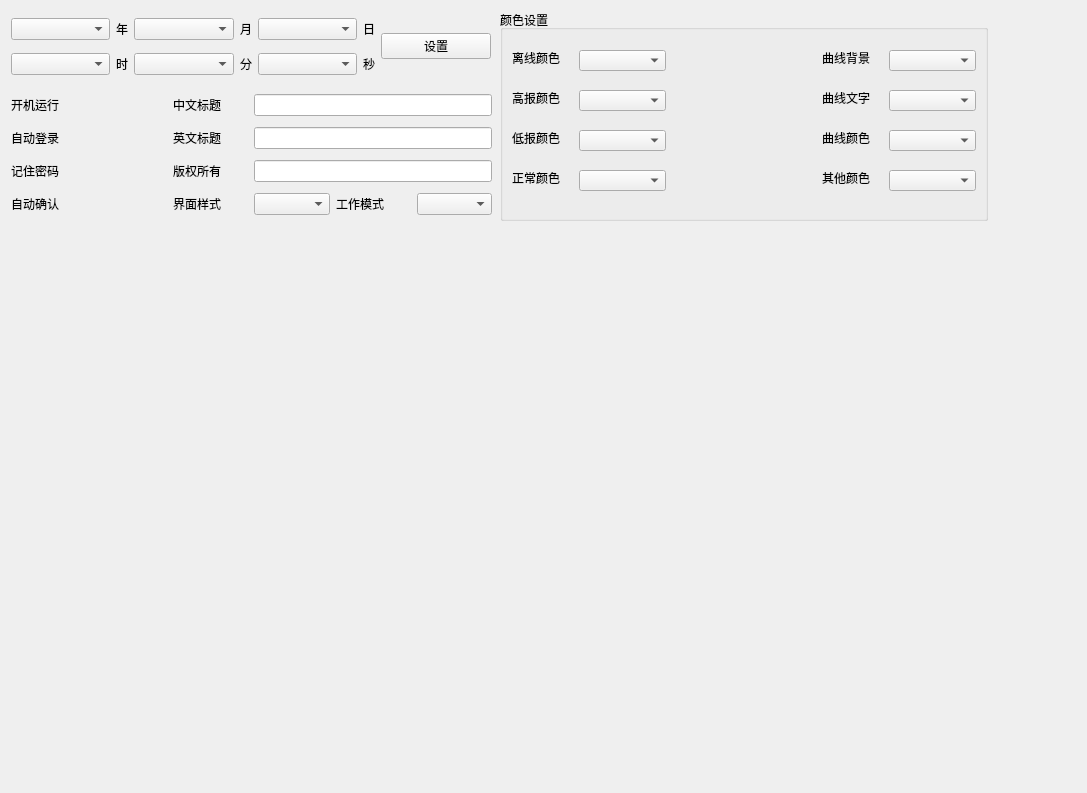
Above: frmconfig/frmconfigsystem.ui from richardzjq/instrument_correction before the change. Below: the same form after it.
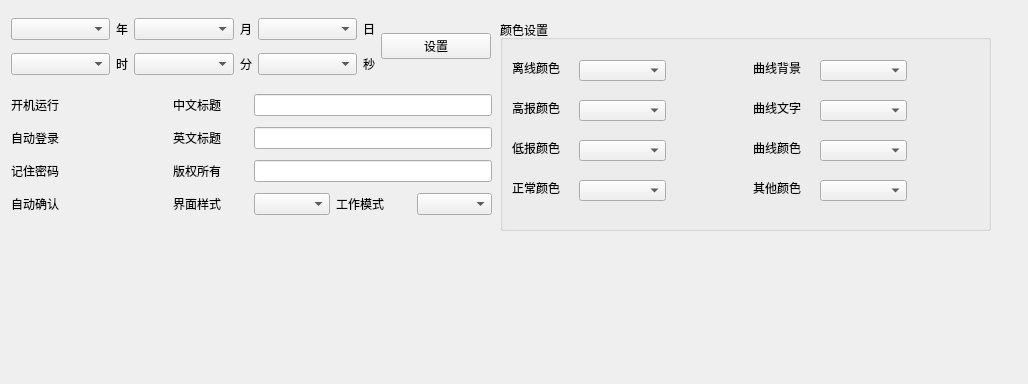
That is the form after the change. Custom widgets are drawn as their Qt base class.

Commit message: move frminspect into main form

The edit to the form file:
```diff
--- a/frmconfig/frmconfigsystem.ui
+++ b/frmconfig/frmconfigsystem.ui
@@ -6,8 +6,8 @@
    <rect>
     <x>0</x>
     <y>0</y>
-    <width>1087</width>
-    <height>793</height>
+    <width>1028</width>
+    <height>384</height>
    </rect>
   </property>
   <property name="windowTitle">
@@ -38,8 +38,8 @@
       <property name="geometry">
        <rect>
         <x>500</x>
-        <y>10</y>
-        <width>488</width>
+        <y>20</y>
+        <width>491</width>
         <height>211</height>
        </rect>
       </property>
@@ -78,7 +78,7 @@
       <widget class="QLabel" name="labColorPlotBg">
        <property name="geometry">
         <rect>
-         <x>322</x>
+         <x>253</x>
          <y>40</y>
          <width>60</width>
          <height>16</height>
@@ -91,7 +91,7 @@
       <widget class="ColorComboBox" name="cboxColorPlotBg">
        <property name="geometry">
         <rect>
-         <x>389</x>
+         <x>320</x>
          <y>40</y>
          <width>87</width>
          <height>21</height>
@@ -120,7 +120,7 @@
       <widget class="QLabel" name="labColorPlotText">
        <property name="geometry">
         <rect>
-         <x>322</x>
+         <x>253</x>
          <y>80</y>
          <width>60</width>
          <height>16</height>
@@ -178,7 +178,7 @@
       <widget class="QLabel" name="labColorPlotLine">
        <property name="geometry">
         <rect>
-         <x>322</x>
+         <x>253</x>
          <y>120</y>
          <width>60</width>
          <height>16</height>
@@ -191,7 +191,7 @@
       <widget class="ColorComboBox" name="cboxColorPlotText">
        <property name="geometry">
         <rect>
-         <x>389</x>
+         <x>320</x>
          <y>80</y>
          <width>87</width>
          <height>21</height>
@@ -207,7 +207,7 @@
       <widget class="ColorComboBox" name="cboxColorPlotLine">
        <property name="geometry">
         <rect>
-         <x>389</x>
+         <x>320</x>
          <y>120</y>
          <width>87</width>
          <height>21</height>
@@ -223,7 +223,7 @@
       <widget class="QLabel" name="labColorOther">
        <property name="geometry">
         <rect>
-         <x>322</x>
+         <x>253</x>
          <y>160</y>
          <width>60</width>
          <height>16</height>
@@ -265,7 +265,7 @@
       <widget class="ColorComboBox" name="cboxColorOther">
        <property name="geometry">
         <rect>
-         <x>389</x>
+         <x>320</x>
          <y>160</y>
          <width>87</width>
          <height>21</height>
```
The commit also changes 7 other files.
